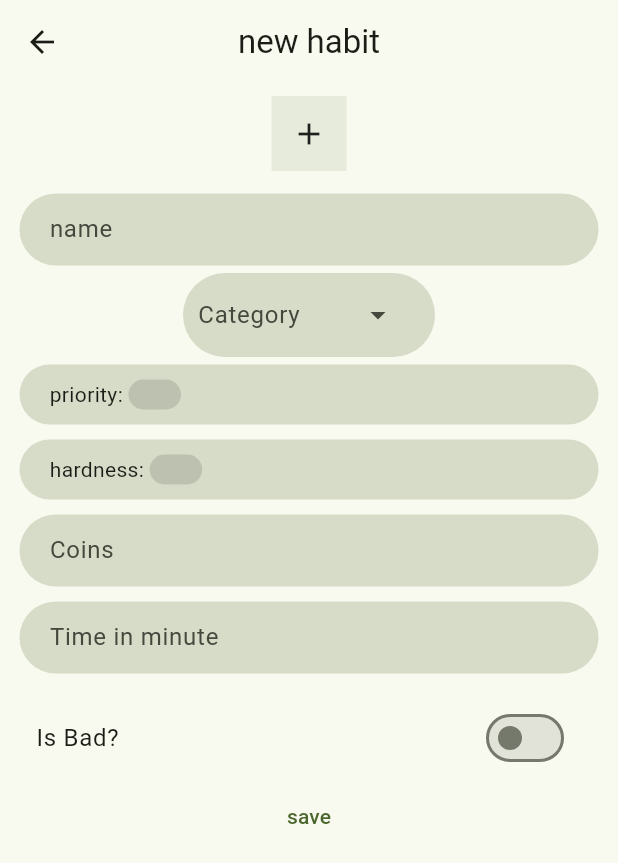
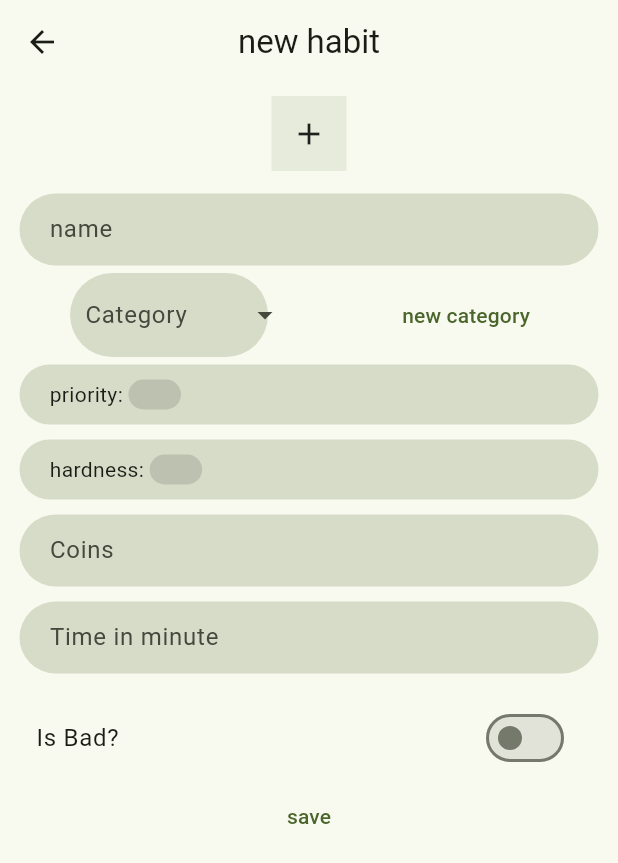
Before and after one commit to hesham04Dev/AcivementBox, a Flutter app: the NewHabitPage screen opened directly, on a phone screen of 412 x 824 dp. Shown: the top 863 px of the screen. Run offline on Flutter 3.47's test engine with Material 3 defaults, Android fonts, the phone set to English and light mode, and no system bars; our stand-ins replace badges, font_awesome_flutter; missing offline and left inert: sqlite3; Roboto replaces fonts that are missing (dubai); statements that could not run were skipped.

Commit message:
orgnize the addnewPages newGift.dart newCategory.dart newHabit.dart with some improvement on the code

```diff
--- a/lib/db.dart
+++ b/lib/db.dart
@@ -131,6 +131,15 @@ void newGift({
       "INSERT INTO gift('Name','Price','Icon') VALUES ('$name',$price,$iconId)");
 }
 
+void newCategory({
+  required String name,
+  required int colorId,
+  required int iconId,
+}) {
+  db.execute(
+      "INSERT INTO category('Name','ColorId','IconId') VALUES ('$name',$colorId,$iconId)");
+}
+
 late Database db;
 
 ResultSet getHabits() {
@@ -199,3 +208,7 @@ int getCoins() {
 updateCoins(int num) {
   db.execute("update setting set val =$num where Name = 'Coins'");
 }
+
+getCategories() {
+  return db.select("select * from category");
+}
--- a/lib/models/gift.dart
+++ b/lib/models/gift.dart
@@ -1,8 +1,8 @@
 import 'package:achivement_box/pages/homePage/Bodies/providers/coinsProvider.dart';
-import 'package:achivement_box/pages/homePage/provider/giftProvider.dart';
 import 'package:provider/provider.dart';
 
 import '../db.dart';
+import '../rootProvider/giftProvider.dart';
 import 'tileWithCounter.dart';
 
 class Gift extends TileWithCounter {
--- a/lib/models/habit.dart
+++ b/lib/models/habit.dart
@@ -1,11 +1,11 @@
 import 'package:achivement_box/db.dart';
 import 'package:achivement_box/pages/homePage/Bodies/HomeBody/provider/levelProvider.dart';
 import 'package:achivement_box/pages/homePage/Bodies/providers/coinsProvider.dart';
-import 'package:achivement_box/pages/homePage/provider/habitProvider.dart';
-import 'package:achivement_box/pages/newHabit/newHabit.dart';
 import 'package:flutter/material.dart';
 import 'package:provider/provider.dart';
 
+import '../pages/AddNewPages/newHabit.dart';
+import '../rootProvider/habitProvider.dart';
 import 'tileWithCounter.dart';
 
 class Habit extends TileWithCounter {
--- a/lib/models/select with name.dart
+++ b/lib/models/select with name.dart
@@ -15,6 +15,12 @@ class _SelectState extends State<Select> {
   Widget build(BuildContext context) {
     final ScrollController scrollController = ScrollController();
     return Container(
+        margin: const EdgeInsets.all(5),
+        padding: const EdgeInsets.symmetric(vertical: 10, horizontal: 20),
+        decoration: BoxDecoration(
+            borderRadius: BorderRadius.circular(30),
+            color: Theme.of(context).primaryColor.withOpacity(0.2)),
+        child: Container(
           height: 20,
           child: Row(
             children: [
@@ -48,6 +54,6 @@ class _SelectState extends State<Select> {
               )
             ],
           ),
-    );
+        ));
   }
 }
--- /dev/null
+++ b/lib/pages/AddNewPages/newHabit.dart
@@ -0,0 +1,107 @@
+import 'package:achivement_box/models/AutoDirectionTextFormField.dart';
+import 'package:achivement_box/pages/AddNewPages/newCategory.dart';
+import 'package:flutter/material.dart';
+import 'package:provider/provider.dart';
+
+import '../../db.dart';
+import '../../models/select with name.dart';
+import '../../rootProvider/habitProvider.dart';
+import 'widget/CategoryDropDown.dart';
+import 'widget/NumericField.dart';
+import 'widget/icon.dart';
+import 'widget/isBad.dart';
+
+class NewHabitPage extends StatelessWidget {
+  const NewHabitPage({super.key});
+
+  @override
+  Widget build(BuildContext context) {
+    final TextEditingController name = TextEditingController();
+    final TextEditingController coins = TextEditingController();
+    final TextEditingController time = TextEditingController();
+    final priority = Select(
+      label: "priority",
+      length: 5,
+    );
+    final hardness = Select(
+      label: "hardness",
+      length: 5,
+    );
+    final isBad = IsBad();
+    final categoryDropDown = CategoryDropDown();
+    return Scaffold(
+      appBar: AppBar(
+        title: const Text("new habit"),
+      ),
+      body: ListView(
+        children: [
+          Padding(
+            padding: const EdgeInsets.all(8.0),
+            child: Form(
+                child: Column(
+              children: [
+                const SelectIcon(),
+                const SizedBox(
+                  height: 10,
+                ),
+                AutoDirectionTextFormField(
+                    controller: name,
+                    errMessage: "errMessage",
+                    hintText: "name"),
+                Row(
+                  mainAxisAlignment: MainAxisAlignment.spaceAround,
+                  children: [
+                    categoryDropDown,
+                    TextButton(
+                      onPressed: () {
+                        Navigator.push(
+                            context,
+                            MaterialPageRoute(
+                                builder: (_) => const NewCategoryPage()));
+                      },
+                      child: const Text("new category"),
+                    )
+                  ],
+                ),
+                priority,
+                hardness,
+                NumericField(
+                  controller: coins,
+                  hintText: "Coins",
+                ),
+                NumericField(
+                  controller: time,
+                  hintText: "Time in minute",
+                ),
+                const SizedBox(
+                  height: 10,
+                ),
+                isBad,
+                TextButton(
+                  onPressed: () {
+                    if (name.text.isNotEmpty && coins.text.isNotEmpty) {
+                      newHabit(
+                          name: name.text,
+                          category: 0,
+                          isBad: isBad.value,
+                          price: int.parse(coins.text),
+                          iconId: 1,
+                          priority: priority.clickedIndex + 1,
+                          hardness: hardness.clickedIndex + 1,
+                          timeInMinutes: int.parse(time.text));
+                    }
+                    context.read<HabitProvider>().newHabit();
+                    Navigator.pop(context);
+                  },
+                  child: const Text("save"),
+                  //color: Theme.of(context).primaryColor.withOpacity(0.5),
+                )
+              ],
+            )),
+          )
+        ],
+      ),
+    );
+  }
+}
+//TODO category and icon
--- /dev/null
+++ b/lib/pages/AddNewPages/widget/CategoryDropDown.dart
@@ -0,0 +1,36 @@
+import 'package:achivement_box/rootProvider/categoryProvider.dart';
+import 'package:flutter/material.dart';
+import 'package:provider/provider.dart';
+import 'package:sqlite3/common.dart';
+
+class CategoryDropDown extends StatefulWidget {
+  const CategoryDropDown({super.key});
+
+  @override
+  State<CategoryDropDown> createState() => _CategoryDropDownState();
+}
+
+class _CategoryDropDownState extends State<CategoryDropDown> {
+  @override
+  Widget build(BuildContext context) {
+    List<DropdownMenuEntry> categoryList = [];
+    ResultSet x = context.watch<CategoryProvider>().Category;
+    for (var row in x) {
+      categoryList.add(DropdownMenuEntry(value: row['id'], label: row['Name']));
+    }
+
+    return Container(
+      padding: const EdgeInsets.symmetric(horizontal: 10),
+      decoration: BoxDecoration(
+          borderRadius: BorderRadius.circular(50),
+          color: Theme.of(context).primaryColor.withOpacity(0.2)),
+      child: DropdownMenu(
+          inputDecorationTheme: const InputDecorationTheme(
+            border: InputBorder.none,
+          ),
+          hintText: "Category",
+          label: const Text("Category"),
+          dropdownMenuEntries: categoryList),
+    );
+  }
+}
--- /dev/null
+++ b/lib/pages/AddNewPages/widget/NumericField.dart
@@ -0,0 +1,30 @@
+import 'package:flutter/material.dart';
+
+class NumericField extends StatelessWidget {
+  const NumericField(
+      {super.key, required this.controller, required this.hintText});
+  final TextEditingController controller;
+  final String hintText;
+
+  @override
+  Widget build(BuildContext context) {
+    return Container(
+      margin: const EdgeInsets.all(5),
+      padding: const EdgeInsets.symmetric(horizontal: 20),
+      decoration: BoxDecoration(
+          borderRadius: BorderRadius.circular(35),
+          color: Theme.of(context).primaryColor.withOpacity(0.2)),
+      child: TextFormField(
+        controller: controller,
+        validator: (value) {
+          if (value == null || value.isEmpty) {
+            return "please enter a number";
+          }
+          return null;
+        },
+        decoration:
+            InputDecoration(hintText: hintText, border: InputBorder.none),
+      ),
+    );
+  }
+}
--- /dev/null
+++ b/lib/pages/AddNewPages/widget/icon.dart
@@ -0,0 +1,16 @@
+import 'package:flutter/material.dart';
+
+class SelectIcon extends StatelessWidget {
+  const SelectIcon({super.key});
+
+  @override
+  Widget build(BuildContext context) {
+    return Container(
+        width: 50,
+        height: 50,
+        decoration: BoxDecoration(
+            borderRadius: BorderRadius.circular(0),
+            color: Theme.of(context).primaryColor.withOpacity(0.1)),
+        child: const Icon(Icons.add));
+  }
+}
--- a/lib/pages/homePage/Bodies/HomeBody/homeBody.dart
+++ b/lib/pages/homePage/Bodies/HomeBody/homeBody.dart
@@ -9,7 +9,7 @@ import '../../../../models/Coins.dart';
 import '../../../../models/PrimaryContainer.dart';
 import '../../../../models/habit.dart';
 import '../../../../models/levelBar.dart';
-import '../../provider/habitProvider.dart';
+import '../../../../rootProvider/habitProvider.dart';
 
 class HomeBody extends StatelessWidget {
   const HomeBody({super.key});
--- a/lib/pages/homePage/homePage.dart
+++ b/lib/pages/homePage/homePage.dart
@@ -1,8 +1,8 @@
 import "package:flutter/material.dart";
 
 import "../../models/imageIcon.dart";
-import "../newGift.dart";
-import "../newHabit/newHabit.dart";
+import "../AddNewPages/newGift.dart";
+import "../AddNewPages/newHabit.dart";
 import "Bodies/HomeBody/homeBody.dart";
 import "Bodies/giftsBody/giftsPage.dart";
 import "Bodies/satisticBody/statisticBody.dart";
--- a/lib/pages/newHabit/newHabit.dart
+++ /dev/null
@@ -1,154 +0,0 @@
-import 'package:achivement_box/models/AutoDirectionTextFormField.dart';
-import 'package:achivement_box/pages/homePage/provider/habitProvider.dart';
-import 'package:achivement_box/pages/newHabit/widget/isBad.dart';
-import 'package:flutter/material.dart';
-import 'package:provider/provider.dart';
-
-import '../../db.dart';
-import '../../models/select with name.dart';
-
-class NewHabitPage extends StatelessWidget {
-  const NewHabitPage({super.key});
-
-  @override
-  Widget build(BuildContext context) {
-    final TextEditingController name = TextEditingController();
-    final TextEditingController coins = TextEditingController();
-    final TextEditingController time = TextEditingController();
-    final priority = Select(
-      label: "priority",
-      length: 5,
-    );
-    final hardness = Select(
-      label: "hardness",
-      length: 5,
-    );
-    final isBad = IsBad();
-    return Scaffold(
-      appBar: AppBar(
-        title: const Text("new habit"),
-      ),
-      body: ListView(
-        children: [
-          Padding(
-            padding: const EdgeInsets.all(8.0),
-            child: Form(
-                child: Column(
-              children: [
-                Container(
-                    width: 50,
-                    height: 50,
-                    decoration: BoxDecoration(
-                        borderRadius: BorderRadius.circular(0),
-                        color: Theme.of(context).primaryColor.withOpacity(0.1)),
-                    child: const Icon(Icons.add)),
-                const SizedBox(
-                  height: 10,
-                ),
-                AutoDirectionTextFormField(
-                    controller: name,
-                    errMessage: "errMessage",
-                    hintText: "name"),
-                Container(
-                  padding: const EdgeInsets.symmetric(horizontal: 10),
-                  decoration: BoxDecoration(
-                      borderRadius: BorderRadius.circular(50),
-                      color: Theme.of(context).primaryColor.withOpacity(0.2)),
-                  child: const DropdownMenu(
-                      inputDecorationTheme: InputDecorationTheme(
-                        border: InputBorder.none,
-                      ),
-                      hintText: "Category",
-                      label: Text("Category"),
-                      dropdownMenuEntries: [
-                        DropdownMenuEntry(value: 1, label: "label")
-                        //TODO auto generated with data from cat table
-                      ]),
-                ),
-
-                /*SegmentedButton(
-                    segments: [ButtonSegment(value: 1)], selected: Set()),*/
-                Container(
-                    margin: const EdgeInsets.all(5),
-                    padding: const EdgeInsets.symmetric(
-                        vertical: 10, horizontal: 20),
-                    decoration: BoxDecoration(
-                        borderRadius: BorderRadius.circular(30),
-                        color: Theme.of(context).primaryColor.withOpacity(0.2)),
-                    child: priority),
-                Container(
-                    margin: const EdgeInsets.all(5),
-                    padding: const EdgeInsets.symmetric(
-                        vertical: 10, horizontal: 20),
-                    decoration: BoxDecoration(
-                        borderRadius: BorderRadius.circular(30),
-                        color: Theme.of(context).primaryColor.withOpacity(0.2)),
-                    child: hardness),
-                Container(
-                  margin: const EdgeInsets.all(5),
-                  padding: const EdgeInsets.symmetric(horizontal: 20),
-                  decoration: BoxDecoration(
-                      borderRadius: BorderRadius.circular(35),
-                      color: Theme.of(context).primaryColor.withOpacity(0.2)),
-                  child: TextFormField(
-                    controller: coins,
-                    validator: (value) {
-                      if (value == null || value.isEmpty) {
-                        return "please enter a number";
-                      }
-                      return null;
-                    },
-                    decoration: const InputDecoration(
-                        hintText: "Coins", border: InputBorder.none),
-                  ),
-                ),
-                Container(
-                  margin: const EdgeInsets.all(5),
-                  padding: const EdgeInsets.symmetric(horizontal: 20),
-                  decoration: BoxDecoration(
-                      borderRadius: BorderRadius.circular(35),
-                      color: Theme.of(context).primaryColor.withOpacity(0.2)),
-                  child: TextFormField(
-                    controller: time,
-                    validator: (value) {
-                      if (value == null || value.isEmpty) {
-                        return "please enter a number";
-                      }
-                      return null;
-                    },
-                    decoration: const InputDecoration(
-                        hintText: "Time in minute", border: InputBorder.none),
-                  ),
-                ),
-                const SizedBox(
-                  height: 10,
-                ),
-                isBad,
-                TextButton(
-                  onPressed: () {
-                    if (name.text.isNotEmpty && coins.text.isNotEmpty) {
-                      newHabit(
-                          name: name.text,
-                          category: 0,
-                          isBad: isBad.value,
-                          price: int.parse(coins.text),
-                          iconId: 1,
-                          priority: priority.clickedIndex + 1,
-                          hardness: hardness.clickedIndex + 1,
-                          timeInMinutes: int.parse(time.text));
-                    }
-                    context.read<HabitProvider>().newHabit();
-                    Navigator.pop(context);
-                  },
-                  child: const Text("save"),
-                  //color: Theme.of(context).primaryColor.withOpacity(0.5),
-                )
-              ],
-            )),
-          )
-        ],
-      ),
-    );
-  }
-}
-//TODO category and icon
--- /dev/null
+++ b/lib/rootProvider/categoryProvider.dart
@@ -0,0 +1,16 @@
+import 'package:flutter/material.dart';
+
+import '../../../db.dart';
+
+class CategoryProvider with ChangeNotifier {
+  CategoryProvider() {
+    _Category = getCategories();
+  }
+  newCategory() {
+    _Category = getCategories();
+    notifyListeners();
+  }
+
+  var _Category;
+  get Category => _Category;
+}
```
Also changed, not shown: lib/main.dart (+6 -2 lines), lib/pages/AddNewPages/newCategory.dart (added, +55 -0 lines), lib/pages/AddNewPages/newGift.dart (renamed from lib/pages/newGift.dart, +11 -28 lines), lib/pages/homePage/Bodies/giftsBody/giftsPage.dart (+25 -17 lines), lib/pages/AddNewPages/widget/isBad.dart (renamed from lib/pages/newHabit/widget/isBad.dart), lib/rootProvider/giftProvider.dart (renamed from lib/pages/homePage/provider/giftProvider.dart), lib/rootProvider/habitProvider.dart (renamed from lib/pages/homePage/provider/habitProvider.dart). Lines whose indentation alone changed are shown as unchanged.
